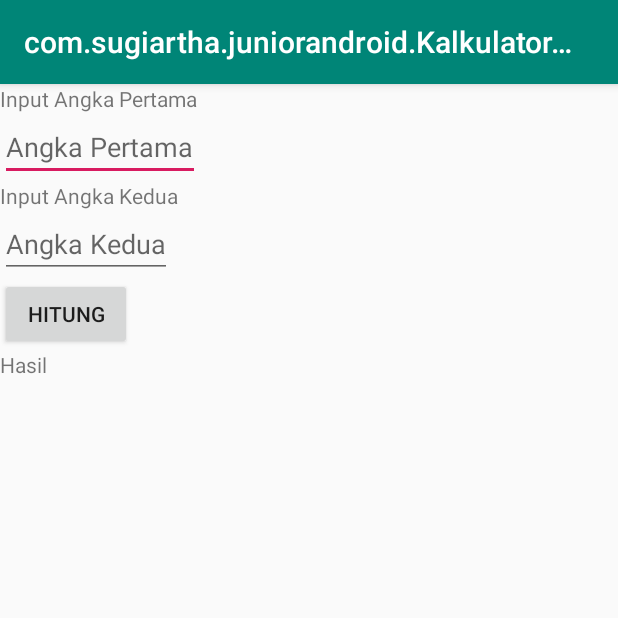
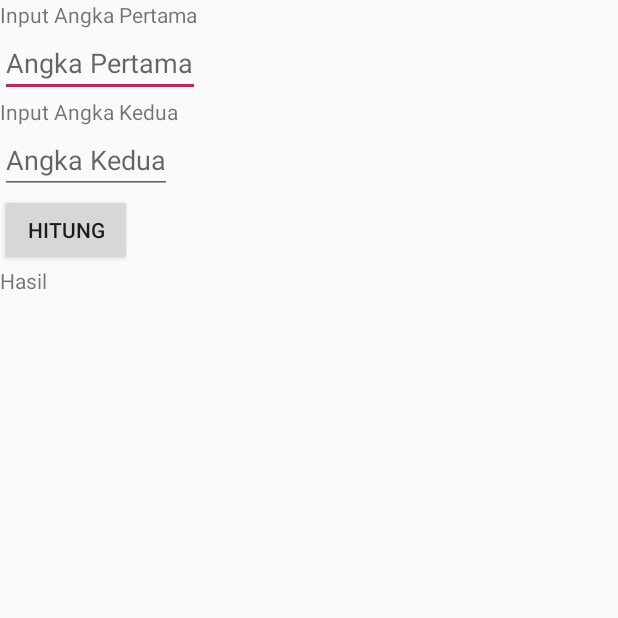
Before and after one commit to Sakadyk/Junior-Mobile-Programmer, an Android app: the screen it shows after launch (KalkulatorActivity), after a tap on an icon or button, on a phone screen of 412 x 824 dp, the top half of it. Run offline under Robolectric (Android 15) with nearby library versions, the phone set to English and light mode, and no system bars; libraries missing offline, so code that uses them is left out: com.synnapps.carouselview; 3 statements that could not run were skipped.

Commit message:
telah memperbaruhi tampilan status bar untuk tampilan masing2 activity

```diff
--- a/app/src/main/AndroidManifest.xml
+++ b/app/src/main/AndroidManifest.xml
@@ -13,7 +13,7 @@
         android:icon="@mipmap/icon"
         android:roundIcon="@mipmap/icon"
         android:supportsRtl="true"
-        android:theme="@style/AppTheme">
+        android:theme="@style/AppTheme.NoActionBar">
         <activity
             android:name=".MainActivity"
             android:exported="false"
--- a/app/src/main/res/layout/activity_login.xml
+++ b/app/src/main/res/layout/activity_login.xml
@@ -106,8 +106,6 @@
         </LinearLayout>
 
 
-
-
     </LinearLayout>
 
 </LinearLayout>
--- a/app/src/main/res/values-v21/styles.xml
+++ b/app/src/main/res/values-v21/styles.xml
@@ -3,6 +3,6 @@
     <style name="AppTheme.NoActionBar">
         <item name="windowActionBar">false</item>
         <item name="windowNoTitle">true</item>
-        <item name="android:statusBarColor">@android:color/transparent</item>
+        <item name="android:statusBarColor">@android:color/darker_gray</item>
     </style>
 </resources>
```
